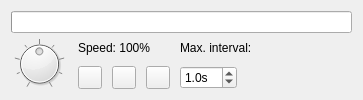
Before: the Qt Designer form src/client/ui/playback.ui in drawpile/Drawpile, drawn with Qt 5.
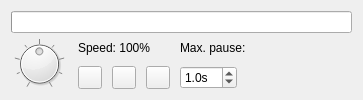
After: the same form once the commit is applied. Icons and pictures are not drawn.

```diff
--- a/src/client/ui/playback.ui
+++ b/src/client/ui/playback.ui
@@ -116,7 +116,7 @@
        <item row="0" column="0" colspan="2">
         <widget class="QLabel" name="label">
          <property name="text">
-          <string>Max. interval:</string>
+          <string>Max. pause:</string>
          </property>
         </widget>
        </item>
```
